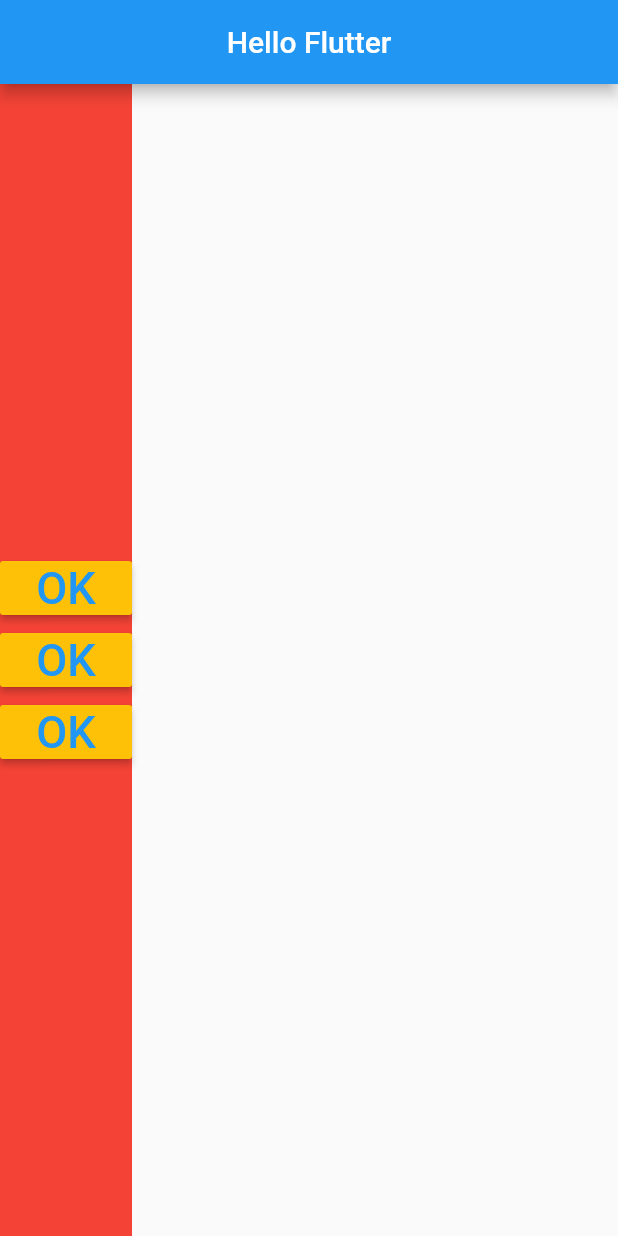
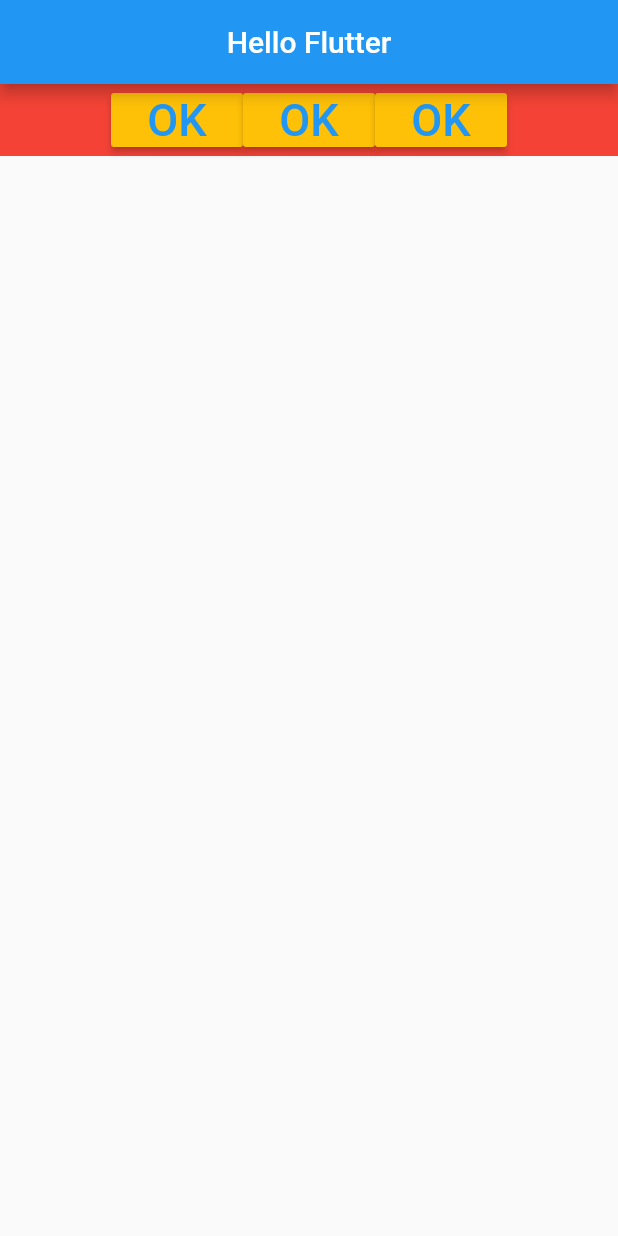
Before and after one commit to LucianoFraga27/Flutter_01_Widgets, a Flutter app: the screen it shows after launch, on a phone screen of 412 x 824 dp. Run offline on Flutter 3.47's test engine with Material 2 defaults, Android fonts, the phone set to English and light mode, and no system bars; missing offline and left inert: dart:ffi.

Commit message:
row mainAxisAlignment

```diff
--- a/lib/home_page.dart
+++ b/lib/home_page.dart
@@ -18,10 +18,10 @@ class HomePage extends StatelessWidget {
   _body() {
     return Container(
       color: Colors.red,
-      child: Column(
-        mainAxisAlignment: MainAxisAlignment.center, // Centralizando valores dentro da coluna
-        // mainAxisAlignment: MainAxisAlignment.end, // Ponto os valores no fim da coluna
-        // mainAxisAlignment: MainAxisAlignment.start, // Ponto os valores no inicio da coluna
+      child: Row(
+        mainAxisAlignment: MainAxisAlignment.center, // Centralizando valores dentro da linha
+        // mainAxisAlignment: MainAxisAlignment.end, // Ponto os valores no fim da linha
+        // mainAxisAlignment: MainAxisAlignment.start, // Ponto os valores no inicio da linha
         mainAxisSize: MainAxisSize.max,
         children: [
           _button(),
```
